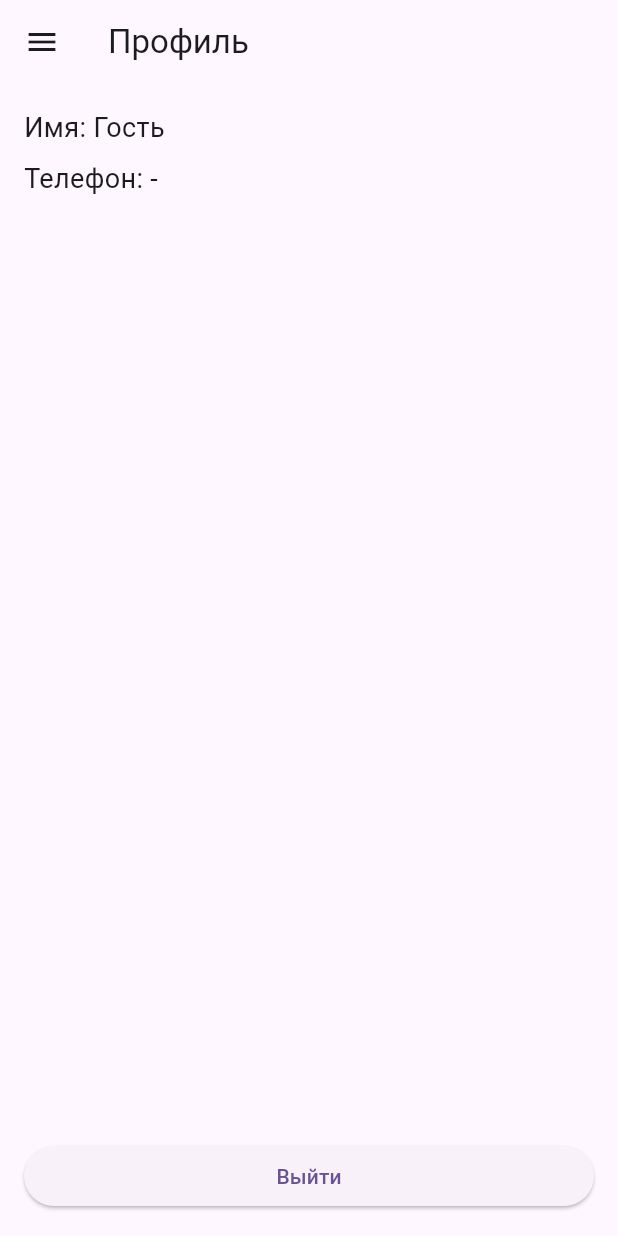
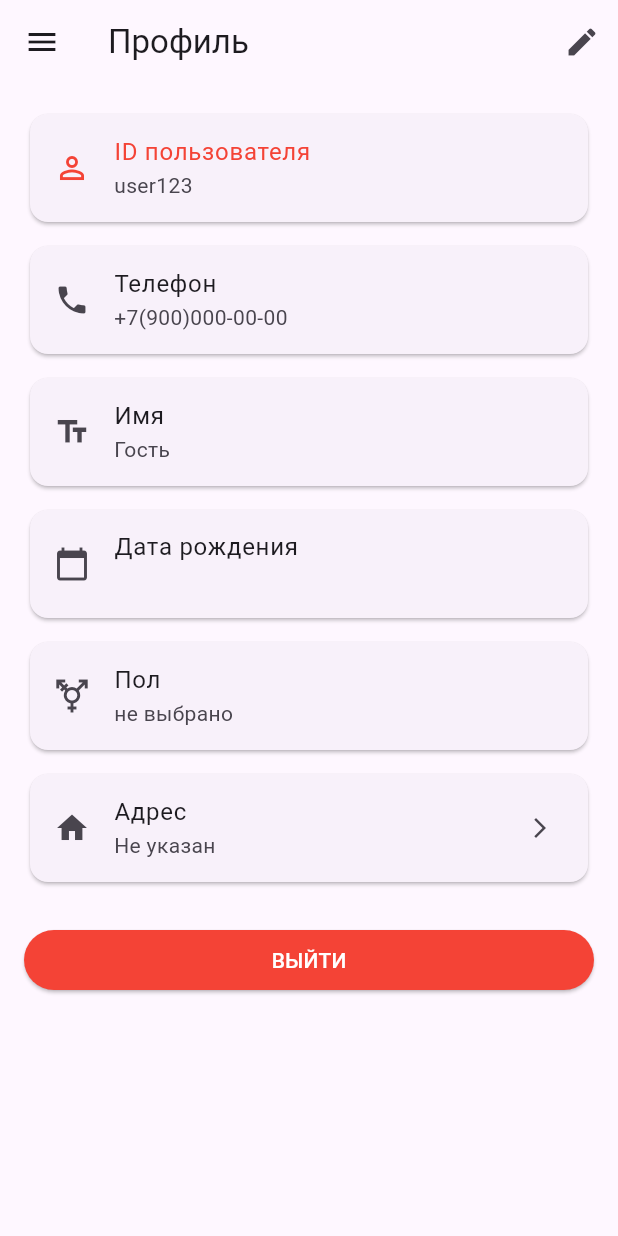
Before and after one commit to pangedza/pangedza_delivery, a Flutter app: the ProfileScreen screen opened directly, on a phone screen of 412 x 824 dp. Run offline on Flutter 3.47's test engine with Material 3 defaults, Android fonts, the light colour scheme and no system bars.

Commit message:
Add editable profile screen

```diff
--- /dev/null
+++ b/lib/models/profile_model.dart
@@ -0,0 +1,33 @@
+import 'package:flutter/foundation.dart';
+
+class ProfileModel extends ChangeNotifier {
+  ProfileModel._();
+  static final ProfileModel instance = ProfileModel._();
+
+  String id = 'user123';
+  String phone = '+7(900)000-00-00';
+  String name = 'Гость';
+  DateTime? birthDate;
+  String gender = 'не выбрано';
+  String address = '';
+
+  void updateName(String newName) {
+    name = newName;
+    notifyListeners();
+  }
+
+  void updateBirthDate(DateTime? date) {
+    birthDate = date;
+    notifyListeners();
+  }
+
+  void updateGender(String newGender) {
+    gender = newGender;
+    notifyListeners();
+  }
+
+  void updateAddress(String newAddress) {
+    address = newAddress;
+    notifyListeners();
+  }
+}
--- a/lib/screens/profile_screen.dart
+++ b/lib/screens/profile_screen.dart
@@ -1,11 +1,21 @@
 import 'package:flutter/material.dart';
 import '../widgets/app_drawer.dart';
+import '../models/profile_model.dart';
+import 'profile_edit_screen.dart';
+import 'address_edit_screen.dart';
+import 'welcome_screen.dart';
 
 class ProfileScreen extends StatelessWidget {
   const ProfileScreen({super.key});
 
   @override
   Widget build(BuildContext context) {
+    final profile = ProfileModel.instance;
+    String _formatDate(DateTime? date) {
+      if (date == null) return '';
+      return '${date.day.toString().padLeft(2, '0')}.${date.month.toString().padLeft(2, '0')}.${date.year}';
+    }
+
     return Scaffold(
       drawer: const MyAppDrawer(),
       appBar: AppBar(
@@ -16,25 +26,104 @@ class ProfileScreen extends StatelessWidget {
           ),
         ),
         title: const Text('Профиль'),
+        actions: [
+          IconButton(
+            icon: const Icon(Icons.edit),
+            onPressed: () {
+              Navigator.push(
+                context,
+                MaterialPageRoute(builder: (_) => const ProfileEditScreen()),
+              );
+            },
           ),
-      body: Padding(
+        ],
+      ),
+      body: AnimatedBuilder(
+        animation: profile,
+        builder: (_, __) {
+          return ListView(
             padding: const EdgeInsets.all(16),
-        child: Column(
-          crossAxisAlignment: CrossAxisAlignment.start,
             children: [
-            const Text('Имя: Гость', style: TextStyle(fontSize: 18)),
+              Card(
+                child: ListTile(
+                  leading: const Icon(Icons.perm_identity, color: Colors.red),
+                  title: const Text('ID пользователя',
+                      style: TextStyle(color: Colors.red)),
+                  subtitle: Text(profile.id),
+                ),
+              ),
               const SizedBox(height: 8),
-            const Text('Телефон: -', style: TextStyle(fontSize: 18)),
-            const Spacer(),
+              Card(
+                child: ListTile(
+                  leading: const Icon(Icons.phone),
+                  title: const Text('Телефон'),
+                  subtitle: Text(profile.phone),
+                ),
+              ),
+              const SizedBox(height: 8),
+              Card(
+                child: ListTile(
+                  leading: const Icon(Icons.text_fields),
+                  title: const Text('Имя'),
+                  subtitle: Text(profile.name),
+                ),
+              ),
+              const SizedBox(height: 8),
+              Card(
+                child: ListTile(
+                  leading: const Icon(Icons.calendar_today),
+                  title: const Text('Дата рождения'),
+                  subtitle: Text(_formatDate(profile.birthDate)),
+                ),
+              ),
+              const SizedBox(height: 8),
+              Card(
+                child: ListTile(
+                  leading: const Icon(Icons.transgender),
+                  title: const Text('Пол'),
+                  subtitle: Text(profile.gender),
+                ),
+              ),
+              const SizedBox(height: 8),
+              Card(
+                child: ListTile(
+                  leading: const Icon(Icons.home),
+                  title: const Text('Адрес'),
+                  subtitle: Text(
+                      profile.address.isEmpty ? 'Не указан' : profile.address),
+                  trailing: const Icon(Icons.arrow_forward_ios, size: 16),
+                  onTap: () {
+                    Navigator.push(
+                      context,
+                      MaterialPageRoute(
+                          builder: (_) => const AddressEditScreen()),
+                    );
+                  },
+                ),
+              ),
+              const SizedBox(height: 24),
               SizedBox(
                 width: double.infinity,
                 child: ElevatedButton(
-                onPressed: () {},
-                child: const Text('Выйти'),
+                  style: ElevatedButton.styleFrom(
+                    backgroundColor: Colors.red,
+                    foregroundColor: Colors.white,
                   ),
-            )
+                  onPressed: () {
+                    Navigator.pushAndRemoveUntil(
+                      context,
+                      MaterialPageRoute(
+                        builder: (_) => const WelcomeScreen(),
+                      ),
+                      (route) => false,
+                    );
+                  },
+                  child: const Text('ВЫЙТИ'),
+                ),
+              ),
             ],
-        ),
+          );
+        },
       ),
     );
   }
```
Also changed, not shown: lib/screens/address_edit_screen.dart (added, +57 -0 lines), lib/screens/profile_edit_screen.dart (added, +104 -0 lines). Lines whose indentation alone changed are shown as unchanged.
